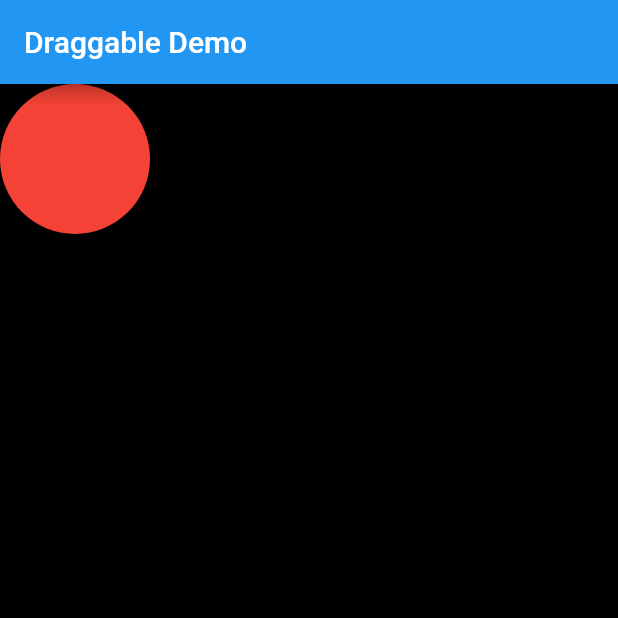
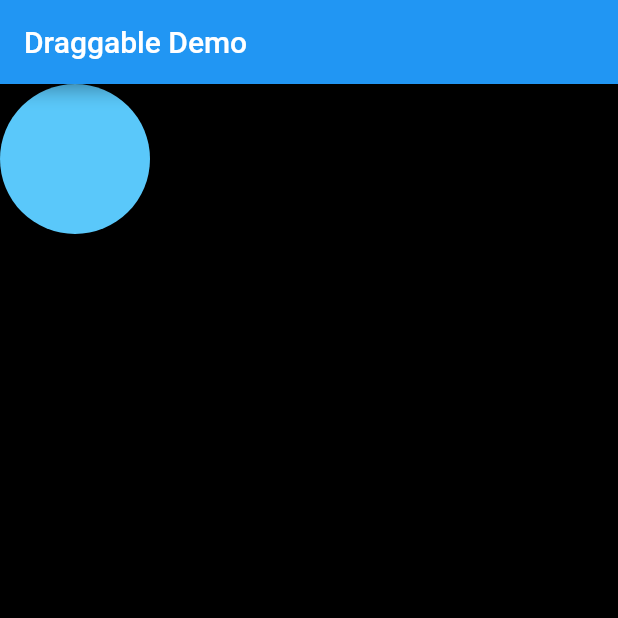
Before and after one commit to nyto9999-flutter/animation, a Flutter app: the ParaCurveDemo screen opened directly, on a phone screen of 412 x 824 dp, the top half of it. Run offline on Flutter 3.47's test engine with Material 2 defaults, Android fonts, the phone set to English and light mode, and no system bars.

Commit message:
edge bug

```diff
--- a/implicit_animation/lib/para_curve.dart
+++ b/implicit_animation/lib/para_curve.dart
@@ -1,3 +1,4 @@
+import 'package:flutter/cupertino.dart';
 import 'package:flutter/material.dart';
 import 'ball.dart';
 
@@ -8,32 +9,55 @@ class ParaCurveDemo extends StatefulWidget {
   State<ParaCurveDemo> createState() => _ParaCurveDemoState();
 }
 
+///[TODO: Boundary bug]
 class _ParaCurveDemoState extends State<ParaCurveDemo>
     with TickerProviderStateMixin {
-  final draggableBall = const Ball(color: Colors.red, radius: 50);
-  final draggingBall = const Ball(color: Colors.yellow, radius: 50);
+  final draggableBall =
+      const Ball(color: CupertinoColors.systemTeal, radius: 50);
+  final draggingBall =
+      const Ball(color: CupertinoColors.systemTeal, radius: 50);
+  final GlobalKey _globalKey = GlobalKey();
 
-  late AnimationController animationController = AnimationController(
-    vsync: this,
-    duration: const Duration(seconds: 1),
-  )..forward();
+  late AnimationController animationController;
 
   double initX = 0;
   late double initY = appBarHeight;
   late double endX = 0;
-  late double endY = appBarHeight;
+  late double endY = 0;
+  double speed = 0.001;
+  final velocity = 100;
+  var repositionedXY = [0.0, 0.0];
 
-  bool isAnimation = false;
+  bool isAnimating = false;
   double appBarHeight = 56;
 
   @override
   void initState() {
+    animationController = AnimationController(
+      vsync: this,
+      duration: const Duration(seconds: 1),
+    );
     super.initState();
     print('initState');
   }
 
   @override
   Widget build(BuildContext context) {
+    final size = MediaQuery.of(context).size;
+    List<double> reposition(double x, double y) {
+      double newX = x;
+      double newY = y;
+      if (x > size.width) {
+        newX = size.width;
+      }
+
+      if (y > size.height) {
+        newY = size.height;
+      }
+
+      return [newX, newY];
+    }
+
     return Scaffold(
       appBar: AppBar(
         title: const Text('Draggable Demo'),
@@ -41,7 +65,7 @@ class _ParaCurveDemoState extends State<ParaCurveDemo>
 
       // screen
       body: Container(
-        color: Colors.black,
+        color: CupertinoColors.black,
 
         // object
         child: Stack(
@@ -50,8 +74,8 @@ class _ParaCurveDemoState extends State<ParaCurveDemo>
               animation: animationController,
               builder: (context, child) {
                 return Positioned(
-                  left: isAnimation ? endX : initX,
-                  top: isAnimation ? endY - appBarHeight : initY - appBarHeight,
+                  left: isAnimating ? endX : initX,
+                  top: isAnimating ? endY - appBarHeight : initY - appBarHeight,
                   child: Draggable(
                     feedback: draggingBall,
                     onDragEnd: (details) {
@@ -59,26 +83,52 @@ class _ParaCurveDemoState extends State<ParaCurveDemo>
                       double dragEndY = details.offset.dy;
                       double vx = details.velocity.pixelsPerSecond.dx;
                       double vy = details.velocity.pixelsPerSecond.dy;
-                      //SPEED INCREASES WITH BY VELOCITY
-                      double speed = 0.1;
-                      endX = dragEndX + vx * speed;
-                      endY = dragEndY + vy * speed;
+
+                      if (vx.abs() < velocity && vy.abs() < velocity) {
+                        isAnimating = false;
+                        return;
+                      }
+
+                      endX = dragEndX * vx * speed;
+                      print(endX);
+                      print(endY);
+                      endY = (dragEndY - appBarHeight) * vy * speed;
+
+                      repositionedXY = reposition(endX, endY);
 
                       animationController.forward().whenCompleteOrCancel(() {
-                        print('whenCompleteOrCancel');
-                        isAnimation = false;
-                        print(animationController.value);
+                        isAnimating = false;
+
+                        ///get correct position after animation
+                        ///
+                        final RenderBox renderBox = _globalKey.currentContext
+                            ?.findRenderObject() as RenderBox;
+                        final position = renderBox.localToGlobal(Offset(
+                          animationController.value * repositionedXY[0],
+                          animationController.value * repositionedXY[1],
+                        ));
+
+                        ///reset ball's position
+                        setState(() {
+                          initX = position.dx;
+                          initY = position.dy;
+                        });
+                        //get transform matrix please help me
                         animationController.reset();
                       });
                     },
-                    child: isAnimation
+                    child: isAnimating
                         ? draggableBall
-                        : Transform.translate(
-                            offset: Offset(
-                                animationController.value * endX,
-                                animationController.value *
-                                    (endY - appBarHeight)),
-                            child: draggableBall,
+                        : RepaintBoundary(
+                            key: _globalKey,
+                            child: Transform.translate(
+                              filterQuality: FilterQuality.high,
+                              offset: Offset(
+                                  animationController.value * repositionedXY[0],
+                                  animationController.value *
+                                      repositionedXY[1]),
+                              child: draggableBall,
+                            ),
                           ),
                   ),
                 );
```
